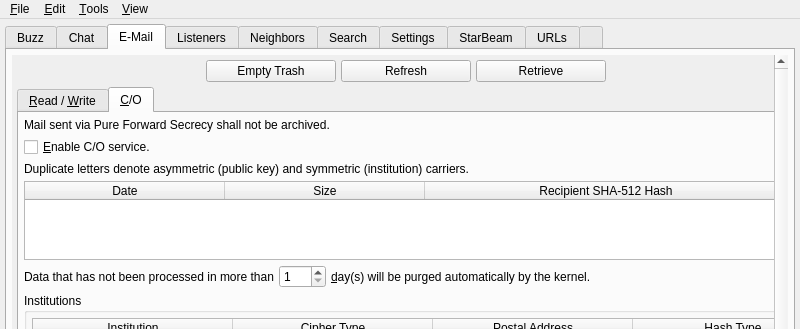
First picture: the form in branches/trunk/UI/spot-on-controlcenter.ui, repository textbrowser/spot-on, before the edit; both pictures show x 0 to 800 and y 0 to 329 of the 800 by 600 pixel window.
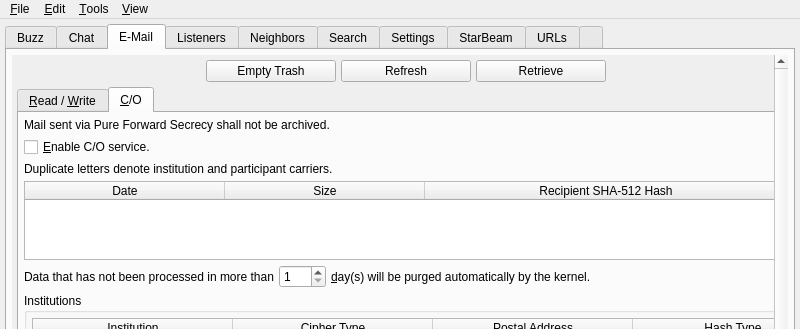
Second picture: the form after the edit. The open tabs and pages were chosen to show the change. Icons and pictures are not drawn. Custom widgets are drawn as their Qt base class.

The edit to the form file:
```diff
--- a/branches/trunk/UI/spot-on-controlcenter.ui
+++ b/branches/trunk/UI/spot-on-controlcenter.ui
@@ -1803,7 +1803,7 @@
                 <item>
                  <widget class="QLabel" name="label_119">
                   <property name="text">
-                   <string>Duplicate letters denote asymmetric (public key) and symmetric (institution) carriers.</string>
+                   <string>Duplicate letters denote institution and participant carriers.</string>
                   </property>
                  </widget>
                 </item>
```
